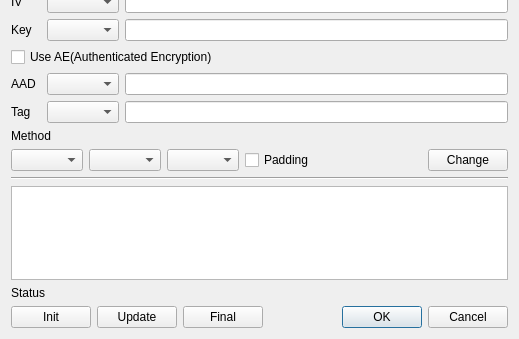
Qt form BerViewer/enc_dec_dlg.ui (jykim74/BerEditor) before a commit; both pictures show x 0 to 519 and y 185 to 524 of the 519 by 524 pixel window.
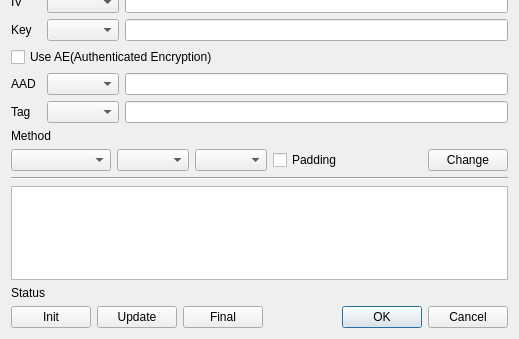
The same form after that commit.

Diff of the .ui file:
```diff
--- a/BerViewer/enc_dec_dlg.ui
+++ b/BerViewer/enc_dec_dlg.ui
@@ -31,7 +31,14 @@
    <item row="10" column="0" colspan="5">
     <layout class="QHBoxLayout" name="horizontalLayout_2">
      <item>
-      <widget class="QComboBox" name="mAlgCombo"/>
+      <widget class="QComboBox" name="mAlgCombo">
+       <property name="minimumSize">
+        <size>
+         <width>100</width>
+         <height>0</height>
+        </size>
+       </property>
+      </widget>
      </item>
      <item>
       <widget class="QComboBox" name="mOutputTypeCombo"/>
```
